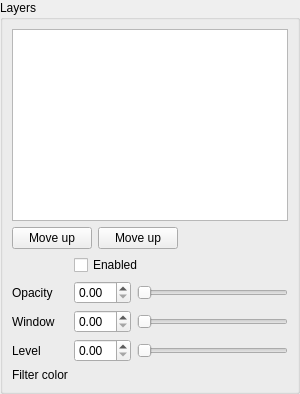
First picture: the form in src/LayersWidget.ui, repository ManiVaultStudio/ImageViewerPlugin, before the edit.
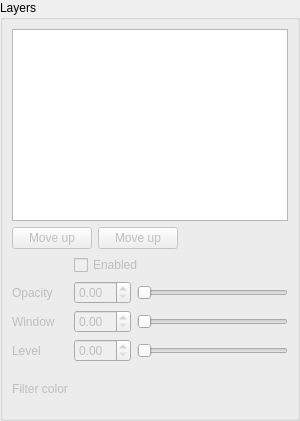
Second picture: the form after the edit.

```diff
--- a/src/LayersWidget.ui
+++ b/src/LayersWidget.ui
@@ -10,7 +10,7 @@
     <x>0</x>
     <y>0</y>
     <width>300</width>
-    <height>390</height>
+    <height>421</height>
    </rect>
   </property>
   <property name="sizePolicy">
@@ -77,7 +77,7 @@
       <item row="4" column="0">
        <widget class="QLabel" name="layerLevelLabel">
         <property name="enabled">
-         <bool>true</bool>
+         <bool>false</bool>
         </property>
         <property name="text">
          <string>Level</string>
@@ -89,7 +89,7 @@
         <item>
          <widget class="QDoubleSpinBox" name="layerWindowDoubleSpinBox">
           <property name="enabled">
-           <bool>true</bool>
+           <bool>false</bool>
           </property>
          </widget>
         </item>
@@ -114,7 +114,7 @@
       <item row="1" column="1" colspan="2">
        <widget class="QCheckBox" name="layerEnabledCheckBox">
         <property name="enabled">
-         <bool>true</bool>
+         <bool>false</bool>
         </property>
         <property name="sizePolicy">
          <sizepolicy hsizetype="Minimum" vsizetype="Fixed">
@@ -130,7 +130,7 @@
       <item row="3" column="0">
        <widget class="QLabel" name="layerWindowLabel">
         <property name="enabled">
-         <bool>true</bool>
+         <bool>false</bool>
         </property>
         <property name="text">
          <string>Window</string>
@@ -142,7 +142,7 @@
         <item>
          <widget class="QDoubleSpinBox" name="layerLevelDoubleSpinBox">
           <property name="enabled">
-           <bool>true</bool>
+           <bool>false</bool>
           </property>
          </widget>
         </item>
@@ -167,7 +167,7 @@
       <item row="2" column="0">
        <widget class="QLabel" name="layerOpacityLabel">
         <property name="enabled">
-         <bool>true</bool>
+         <bool>false</bool>
         </property>
         <property name="text">
          <string>Opacity</string>
@@ -177,7 +177,7 @@
       <item row="5" column="0">
        <widget class="QLabel" name="layerFilterColorLabel">
         <property name="enabled">
-         <bool>true</bool>
+         <bool>false</bool>
         </property>
         <property name="text">
          <string>Filter color</string>
@@ -192,7 +192,7 @@
         <item>
          <widget class="QDoubleSpinBox" name="layerOpacityDoubleSpinBox">
           <property name="enabled">
-           <bool>true</bool>
+           <bool>false</bool>
           </property>
          </widget>
         </item>
@@ -282,7 +282,7 @@
           <item>
            <widget class="QPushButton" name="layerMoveUpPushButton">
             <property name="enabled">
-             <bool>true</bool>
+             <bool>false</bool>
             </property>
             <property name="text">
              <string>Move up</string>
@@ -292,7 +292,7 @@
           <item>
            <widget class="QPushButton" name="layerMoveDownPushButton">
             <property name="enabled">
-             <bool>true</bool>
+             <bool>false</bool>
             </property>
             <property name="text">
              <string>Move up</string>
```
Left out of the diff: 6 changed lines with no effect on the pictures.
